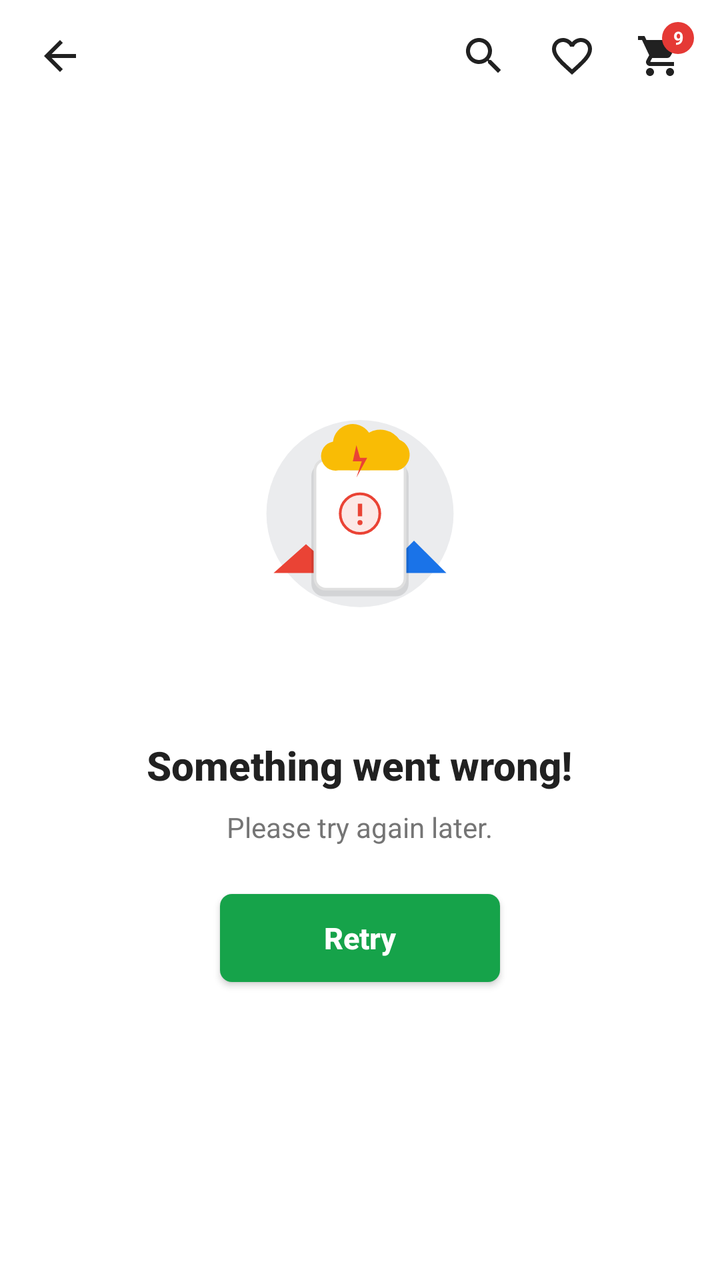
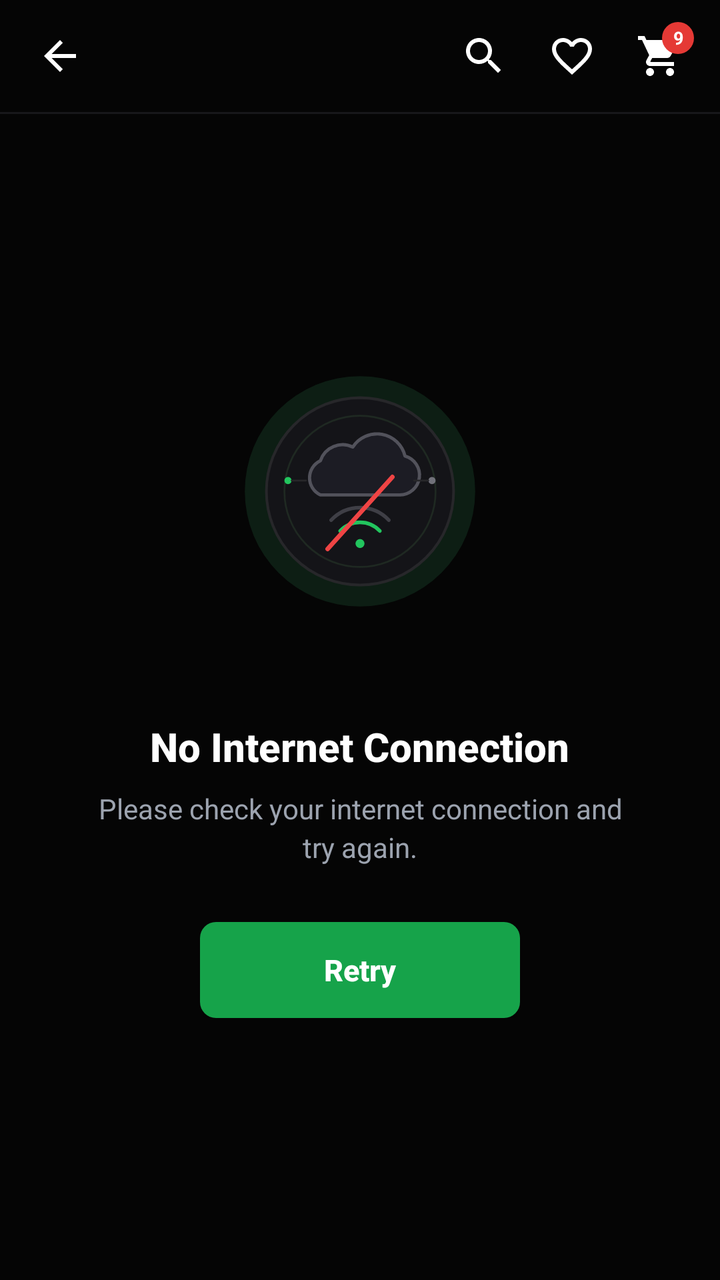

The first picture is an Android layout as it rendered before a commit; the second is the same layout after the commit. The layout source and the unified diff follow.
<!-- AndroidManifest.xml: application theme AppTheme -->
<!-- res/layout/layout_offline_error.xml -->
<?xml version="1.0" encoding="utf-8"?>
<LinearLayout xmlns:android="http://schemas.android.com/apk/res/android"
    android:id="@+id/layout_offline_root"
    android:layout_width="match_parent"
    android:layout_height="match_parent"
    android:orientation="vertical"
    android:background="#FFFFFF"
    android:clickable="true"
    android:focusable="true"
    android:fitsSystemWindows="true">

    
    <LinearLayout
        android:id="@+id/error_top_bar"
        android:layout_width="match_parent"
        android:layout_height="56dp"
        android:orientation="horizontal"
        android:gravity="center_vertical"
        android:paddingStart="8dp"
        android:paddingEnd="8dp"
        android:background="#FFFFFF">

        
        <ImageButton
            android:id="@+id/btn_error_back"
            android:layout_width="44dp"
            android:layout_height="44dp"
            android:background="?attr/selectableItemBackgroundBorderless"
            android:src="@drawable/ic_arrow_back"
            android:contentDescription="Back"
            android:scaleType="centerInside" />

        
        <View
            android:layout_width="0dp"
            android:layout_height="1dp"
            android:layout_weight="1" />

        
        <ImageButton
            android:id="@+id/btn_error_search"
            android:layout_width="44dp"
            android:layout_height="44dp"
            android:background="?attr/selectableItemBackgroundBorderless"
            android:src="@drawable/ic_search"
            android:contentDescription="Search"
            android:scaleType="centerInside" />

        
        <ImageButton
            android:id="@+id/btn_error_wishlist"
            android:layout_width="44dp"
            android:layout_height="44dp"
            android:background="?attr/selectableItemBackgroundBorderless"
            android:src="@drawable/ic_favorite_border"
            android:contentDescription="Wishlist"
            android:scaleType="centerInside" />

        
        <FrameLayout
            android:id="@+id/btn_error_cart_container"
            android:layout_width="44dp"
            android:layout_height="44dp">

            <ImageButton
                android:id="@+id/btn_error_cart"
                android:layout_width="44dp"
                android:layout_height="44dp"
                android:background="?attr/selectableItemBackgroundBorderless"
                android:src="@drawable/ic_shopping_cart"
                android:contentDescription="Cart"
                android:scaleType="centerInside" />

            <TextView
                android:id="@+id/tv_error_cart_badge"
                android:layout_width="16dp"
                android:layout_height="16dp"
                android:layout_gravity="top|end"
                android:layout_marginTop="5dp"
                android:layout_marginEnd="5dp"
                android:background="@drawable/bg_cart_badge"
                android:gravity="center"
                android:text="9"
                android:textColor="#FFFFFF"
                android:textSize="9sp"
                android:textStyle="bold" />
        </FrameLayout>
    </LinearLayout>

    
    <LinearLayout
        android:layout_width="match_parent"
        android:layout_height="0dp"
        android:layout_weight="1"
        android:gravity="center"
        android:orientation="vertical"
        android:paddingStart="24dp"
        android:paddingEnd="24dp"
        android:layout_marginBottom="40dp">

        
        <ImageView
            android:id="@+id/iv_error_illustration"
            android:layout_width="180dp"
            android:layout_height="180dp"
            android:src="@drawable/ic_network_error_illustration"
            android:contentDescription="Network Error" />

        
        <TextView
            android:id="@+id/tv_error_title"
            android:layout_width="wrap_content"
            android:layout_height="wrap_content"
            android:layout_marginTop="24dp"
            android:gravity="center"
            android:text="Something went wrong!"
            android:textColor="#212121"
            android:textSize="20sp"
            android:fontFamily="sans-serif-medium"
            android:textStyle="bold" />

        
        <TextView
            android:id="@+id/tv_error_subtitle"
            android:layout_width="wrap_content"
            android:layout_height="wrap_content"
            android:layout_marginTop="8dp"
            android:gravity="center"
            android:text="Please try again later."
            android:textColor="#757575"
            android:textSize="14sp"
            android:fontFamily="sans-serif" />

        
        <Button
            android:id="@+id/btn_error_retry"
            android:layout_width="140dp"
            android:layout_height="44dp"
            android:layout_marginTop="24dp"
            android:background="@drawable/bg_retry_button"
            android:text="Retry"
            android:textAllCaps="false"
            android:textColor="#FFFFFF"
            android:textSize="15sp"
            android:textStyle="bold"
            android:elevation="2dp"
            android:stateListAnimator="@null" />

        
        <ProgressBar
            android:id="@+id/pb_error_retry"
            style="?android:attr/progressBarStyleSmall"
            android:layout_width="32dp"
            android:layout_height="32dp"
            android:layout_marginTop="16dp"
            android:indeterminate="true"
            android:visibility="gone" />

    </LinearLayout>

</LinearLayout>
<!-- resources referenced by this layout -->
<resources>
  <!-- drawable bg_cart_badge (drawable) -->
  <?xml version="1.0" encoding="utf-8"?>
  <shape xmlns:android="http://schemas.android.com/apk/res/android"
      android:shape="oval">
      <solid android:color="#E53935" />
      <size
          android:width="16dp"
          android:height="16dp" />
  </shape>
  <!-- drawable bg_retry_button (drawable) -->
  <?xml version="1.0" encoding="utf-8"?>
  <ripple xmlns:android="http://schemas.android.com/apk/res/android"
      android:color="#40FFFFFF">
      <item>
          <shape android:shape="rectangle">
              <solid android:color="#16A34A" />
              <corners android:radius="6dp" />
          </shape>
      </item>
  </ripple>
  <!-- drawable ic_arrow_back (drawable) -->
  <vector xmlns:android="http://schemas.android.com/apk/res/android"
      android:width="24dp"
      android:height="24dp"
      android:viewportWidth="24"
      android:viewportHeight="24">
    <path
        android:fillColor="#212121"
        android:pathData="M20,11H7.83l5.59,-5.59L12,4l-8,8 8,8 1.41,-1.41L7.83,13H20v-2z"/>
  </vector>
  <!-- drawable ic_favorite_border (drawable) -->
  <vector xmlns:android="http://schemas.android.com/apk/res/android"
      android:width="24dp"
      android:height="24dp"
      android:viewportWidth="24"
      android:viewportHeight="24">
    <path
        android:fillColor="#212121"
        android:pathData="M16.5,3c-1.74,0 -3.41,0.81 -4.5,2.09C10.91,3.81 9.24,3 7.5,3 4.42,3 2,5.42 2,8.5c0,3.78 3.4,6.86 8.55,11.54L12,21.35l1.45,-1.32C18.6,15.36 22,12.28 22,8.5 22,5.42 19.58,3 16.5,3zm-4.4,15.55l-0.1,0.1 -0.1,-0.1C7.14,14.24 4,11.39 4,8.5 4,6.5 5.5,5 7.5,5c1.54,0 3.04,0.99 3.57,2.36h1.87C13.46,5.99 14.96,5 16.5,5c2,0 3.5,1.5 3.5,3.5 0,2.89 -3.14,5.74 -7.9,10.05z"/>
  </vector>
  <!-- drawable ic_network_error_illustration: vector/xml drawable (drawable, 2095 chars, omitted) -->
  <!-- drawable ic_search (drawable) -->
  <vector xmlns:android="http://schemas.android.com/apk/res/android"
      android:width="24dp"
      android:height="24dp"
      android:viewportWidth="24"
      android:viewportHeight="24">
    <path
        android:fillColor="#212121"
        android:pathData="M15.5,14h-0.79l-0.28,-0.27C15.41,12.59 16,11.11 16,9.5 16,5.91 13.09,3 9.5,3S3,5.91 3,9.5 5.91,16 9.5,16c1.61,0 3.09,-0.59 4.23,-1.57l0.27,0.28v0.79l5,4.99L20.49,19l-4.99,-5zm-6,0C7.01,14 5,11.99 5,9.5S7.01,5 9.5,5 14,7.01 14,9.5 11.99,14 9.5,14z"/>
  </vector>
  <!-- drawable ic_shopping_cart (drawable) -->
  <vector xmlns:android="http://schemas.android.com/apk/res/android"
      android:width="24dp"
      android:height="24dp"
      android:viewportWidth="24"
      android:viewportHeight="24">
    <path
        android:fillColor="#212121"
        android:pathData="M7,18c-1.1,0 -1.99,0.9 -1.99,2S5.9,22 7,22s2,-0.9 2,-2 -0.9,-2 -2,-2zM1,2v2h2l3.6,7.59 -1.35,2.45c-0.16,0.28 -0.25,0.61 -0.25,0.96 0,1.1 0.9,2 2,2h12v-2H7.42c-0.14,0 -0.25,-0.11 -0.25,-0.25l0.03,-0.12 0.9,-1.63h7.45c0.75,0 1.41,-0.41 1.75,-1.03l3.58,-6.49c0.08,-0.14 0.12,-0.31 0.12,-0.48 0,-0.55 -0.45,-1 -1,-1H5.21l-0.94,-2H1zm16,16c-1.1,0 -1.99,0.9 -1.99,2s0.89,2 1.99,2 2,-0.9 2,-2 -0.9,-2 -2,-2z"/>
  </vector>
  <style name="AppTheme" parent="Theme.AppCompat.Light.DarkActionBar">
          
          <item name="colorPrimary">@color/colorPrimary</item>
          <item name="colorPrimaryDark">@color/colorPrimaryDark</item>
          <item name="colorAccent">@color/colorAccent</item>
      </style>
</resources>

<!-- the commit's change to res/layout/layout_offline_error.xml (unified diff, before → after) -->
@@ -4,7 +4,7 @@
     android:layout_width="match_parent"
     android:layout_height="match_parent"
     android:orientation="vertical"
-    android:background="#FFFFFF"
+    android:background="#050505"
     android:clickable="true"
     android:focusable="true"
     android:fitsSystemWindows="true">
@@ -18,7 +18,7 @@
         android:gravity="center_vertical"
         android:paddingStart="8dp"
         android:paddingEnd="8dp"
-        android:background="#FFFFFF">
+        android:background="#050505">
 
         
         <ImageButton
@@ -60,15 +60,17 @@
         <FrameLayout
             android:id="@+id/btn_error_cart_container"
             android:layout_width="44dp"
-            android:layout_height="44dp">
+            android:layout_height="44dp"
+            android:background="?attr/selectableItemBackgroundBorderless">
 
             <ImageButton
                 android:id="@+id/btn_error_cart"
                 android:layout_width="44dp"
                 android:layout_height="44dp"
-                android:background="?attr/selectableItemBackgroundBorderless"
+                android:background="@null"
                 android:src="@drawable/ic_shopping_cart"
                 android:contentDescription="Cart"
+                android:clickable="false"
                 android:scaleType="centerInside" />
 
             <TextView
@@ -88,6 +90,12 @@
     </LinearLayout>
 
     
+    <View
+        android:layout_width="match_parent"
+        android:layout_height="1dp"
+        android:background="#18181B" />
+
+    
     <LinearLayout
         android:layout_width="match_parent"
         android:layout_height="0dp"
@@ -96,7 +104,7 @@
         android:orientation="vertical"
         android:paddingStart="24dp"
         android:paddingEnd="24dp"
-        android:layout_marginBottom="40dp">
+        android:layout_marginBottom="32dp">
 
         
         <ImageView
@@ -113,8 +121,8 @@
             android:layout_height="wrap_content"
             android:layout_marginTop="24dp"
             android:gravity="center"
-            android:text="Something went wrong!"
-            android:textColor="#212121"
+            android:text="No Internet Connection"
+            android:textColor="#FFFFFF"
             android:textSize="20sp"
             android:fontFamily="sans-serif-medium"
             android:textStyle="bold" />
@@ -125,36 +133,46 @@
             android:layout_width="wrap_content"
             android:layout_height="wrap_content"
             android:layout_marginTop="8dp"
+            android:paddingStart="16dp"
+            android:paddingEnd="16dp"
             android:gravity="center"
-            android:text="Please try again later."
-            android:textColor="#757575"
+            android:text="Please check your internet connection and try again."
+            android:textColor="#9CA3AF"
             android:textSize="14sp"
+            android:lineSpacingExtra="3dp"
             android:fontFamily="sans-serif" />
 
         
-        <Button
-            android:id="@+id/btn_error_retry"
-            android:layout_width="140dp"
-            android:layout_height="44dp"
-            android:layout_marginTop="24dp"
-            android:background="@drawable/bg_retry_button"
-            android:text="Retry"
-            android:textAllCaps="false"
-            android:textColor="#FFFFFF"
-            android:textSize="15sp"
-            android:textStyle="bold"
-            android:elevation="2dp"
-            android:stateListAnimator="@null" />
+        <FrameLayout
+            android:layout_width="wrap_content"
+            android:layout_height="wrap_content"
+            android:layout_marginTop="28dp">
 
-        
-        <ProgressBar
-            android:id="@+id/pb_error_retry"
-            style="?android:attr/progressBarStyleSmall"
-            android:layout_width="32dp"
-            android:layout_height="32dp"
-            android:layout_marginTop="16dp"
-            android:indeterminate="true"
-            android:visibility="gone" />
+            <Button
+                android:id="@+id/btn_error_retry"
+                android:layout_width="160dp"
+                android:layout_height="48dp"
+                android:background="@drawable/bg_retry_button"
+                android:text="Retry"
+                android:textAllCaps="false"
+                android:textColor="#FFFFFF"
+                android:textSize="15sp"
+                android:textStyle="bold"
+                android:elevation="4dp"
+                android:stateListAnimator="@null" />
+
+            
+            <ProgressBar
+                android:id="@+id/pb_error_retry"
+                style="?android:attr/progressBarStyleSmall"
+                android:layout_width="24dp"
+                android:layout_height="24dp"
+                android:layout_gravity="center"
+                android:indeterminate="true"
+                android:indeterminateTint="#FFFFFF"
+                android:visibility="gone" />
+
+        </FrameLayout>
 
     </LinearLayout>
 
<!-- resource entries referenced after the edit -->
@@ -16,7 +16,7 @@
       <item>
           <shape android:shape="rectangle">
               <solid android:color="#16A34A" />
-              <corners android:radius="6dp" />
+              <corners android:radius="8dp" />
           </shape>
       </item>
   </ripple>
@@ -27,7 +27,7 @@
       android:viewportWidth="24"
       android:viewportHeight="24">
     <path
-        android:fillColor="#212121"
+        android:fillColor="#FFFFFF"
         android:pathData="M20,11H7.83l5.59,-5.59L12,4l-8,8 8,8 1.41,-1.41L7.83,13H20v-2z"/>
   </vector>
   <!-- drawable ic_favorite_border (drawable) -->
@@ -37,10 +37,10 @@
       android:viewportWidth="24"
       android:viewportHeight="24">
     <path
-        android:fillColor="#212121"
+        android:fillColor="#FFFFFF"
         android:pathData="M16.5,3c-1.74,0 -3.41,0.81 -4.5,2.09C10.91,3.81 9.24,3 7.5,3 4.42,3 2,5.42 2,8.5c0,3.78 3.4,6.86 8.55,11.54L12,21.35l1.45,-1.32C18.6,15.36 22,12.28 22,8.5 22,5.42 19.58,3 16.5,3zm-4.4,15.55l-0.1,0.1 -0.1,-0.1C7.14,14.24 4,11.39 4,8.5 4,6.5 5.5,5 7.5,5c1.54,0 3.04,0.99 3.57,2.36h1.87C13.46,5.99 14.96,5 16.5,5c2,0 3.5,1.5 3.5,3.5 0,2.89 -3.14,5.74 -7.9,10.05z"/>
   </vector>
-  <!-- drawable ic_network_error_illustration: vector/xml drawable (drawable, 2095 chars, omitted) -->
+  <!-- drawable ic_network_error_illustration: vector/xml drawable (drawable, 2136 chars, omitted) -->
   <!-- drawable ic_search (drawable) -->
   <vector xmlns:android="http://schemas.android.com/apk/res/android"
       android:width="24dp"
@@ -48,7 +48,7 @@
       android:viewportWidth="24"
       android:viewportHeight="24">
     <path
-        android:fillColor="#212121"
+        android:fillColor="#FFFFFF"
         android:pathData="M15.5,14h-0.79l-0.28,-0.27C15.41,12.59 16,11.11 16,9.5 16,5.91 13.09,3 9.5,3S3,5.91 3,9.5 5.91,16 9.5,16c1.61,0 3.09,-0.59 4.23,-1.57l0.27,0.28v0.79l5,4.99L20.49,19l-4.99,-5zm-6,0C7.01,14 5,11.99 5,9.5S7.01,5 9.5,5 14,7.01 14,9.5 11.99,14 9.5,14z"/>
   </vector>
   <!-- drawable ic_shopping_cart (drawable) -->
@@ -58,7 +58,7 @@
       android:viewportWidth="24"
       android:viewportHeight="24">
     <path
-        android:fillColor="#212121"
+        android:fillColor="#FFFFFF"
         android:pathData="M7,18c-1.1,0 -1.99,0.9 -1.99,2S5.9,22 7,22s2,-0.9 2,-2 -0.9,-2 -2,-2zM1,2v2h2l3.6,7.59 -1.35,2.45c-0.16,0.28 -0.25,0.61 -0.25,0.96 0,1.1 0.9,2 2,2h12v-2H7.42c-0.14,0 -0.25,-0.11 -0.25,-0.25l0.03,-0.12 0.9,-1.63h7.45c0.75,0 1.41,-0.41 1.75,-1.03l3.58,-6.49c0.08,-0.14 0.12,-0.31 0.12,-0.48 0,-0.55 -0.45,-1 -1,-1H5.21l-0.94,-2H1zm16,16c-1.1,0 -1.99,0.9 -1.99,2s0.89,2 1.99,2 2,-0.9 2,-2 -0.9,-2 -2,-2z"/>
   </vector>
   <style name="AppTheme" parent="Theme.AppCompat.Light.DarkActionBar">
